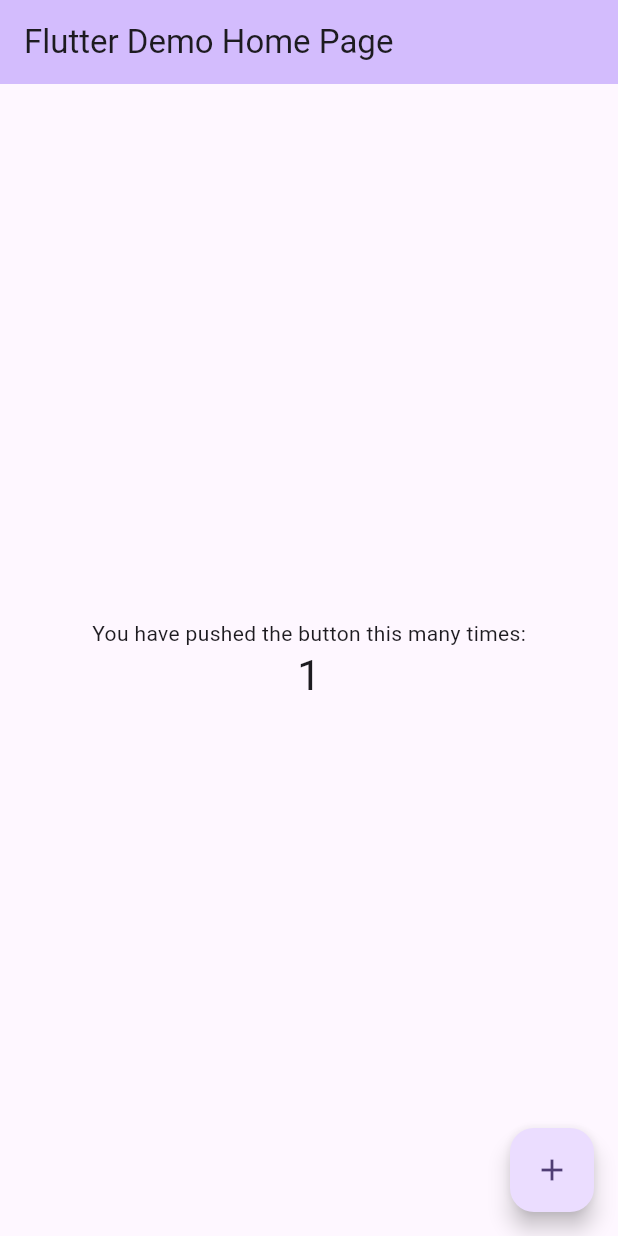
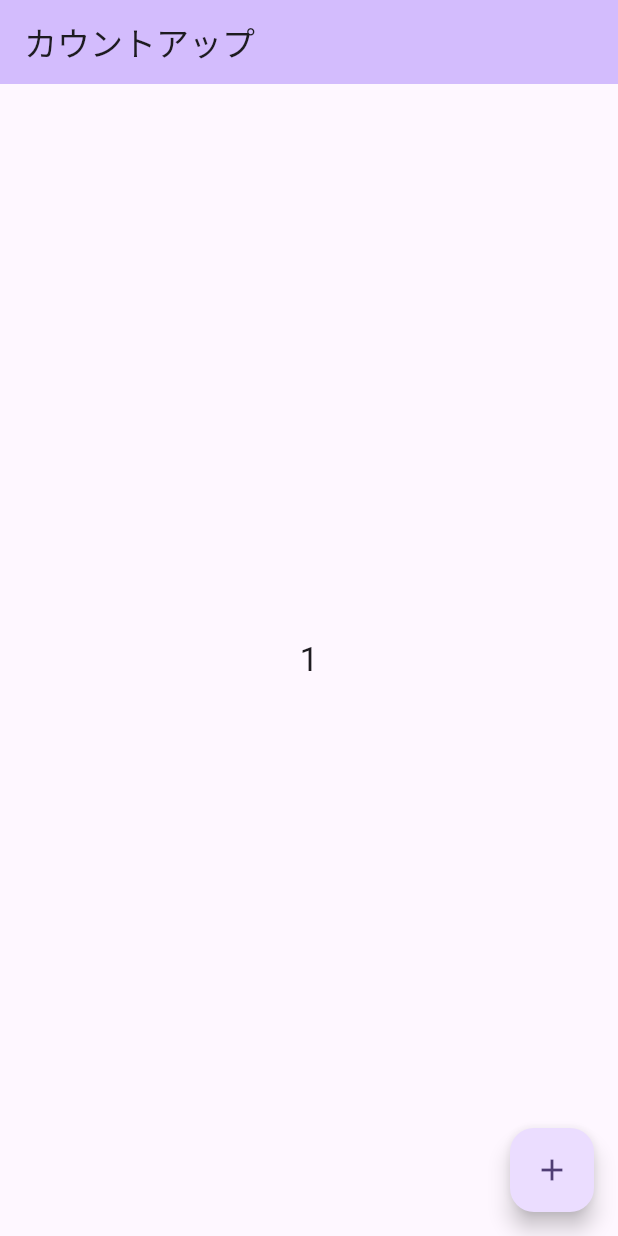
Before and after one commit to fujiki-yuya/flutter_study, a Flutter app: the screen it shows after launch, after a tap on the "add" icon, on a phone screen of 412 x 824 dp. Run offline on Flutter 3.47's test engine with Material 2 defaults, Android fonts, the phone set to English and light mode, and no system bars.

Commit message:
ダイアログ表示、クラス分け

```diff
--- /dev/null
+++ b/lib/count_up.dart
@@ -0,0 +1,61 @@
+import 'package:flutter/material.dart';
+
+class CountUp extends StatefulWidget {
+  const CountUp({Key? key}) : super(key: key);
+
+  @override
+  State<CountUp> createState() => _CountUpState();
+}
+
+class _CountUpState extends State<CountUp> {
+  int _counter = 0;
+
+  void _incrementCounter() {
+    setState(() {
+      if (_counter < 100) {
+        _counter++;
+      } else {
+        showDialog(
+            context: context,
+            builder: (context) {
+              return AlertDialog(
+                title: const Text("エラー"),
+                content: const Text("100が上限です"),
+                actions: [
+                  TextButton(
+                    child: const Text("OK"),
+                    onPressed: () => Navigator.pop(context),
+                  ),
+                ],
+              );
+            });
+      }
+    });
+  }
+
+  @override
+  Widget build(BuildContext context) {
+    return Scaffold(
+      appBar: AppBar(
+        backgroundColor: Theme.of(context).colorScheme.inversePrimary,
+        title: const Text("カウントアップ"),
+      ),
+      body: Center(
+        child: Column(
+          mainAxisAlignment: MainAxisAlignment.center,
+          children: <Widget>[
+            Text(
+              '$_counter',
+              style: Theme.of(context).textTheme.titleLarge,
+            ),
+          ],
+        ),
+      ),
+      floatingActionButton: FloatingActionButton(
+        onPressed: _incrementCounter,
+        tooltip: 'Increment',
+        child: const Icon(Icons.add),
+      ),
+    );
+  }
+}
--- a/lib/main.dart
+++ b/lib/main.dart
@@ -1,125 +1,25 @@
 import 'package:flutter/material.dart';
+
+import 'count_up.dart';
 
 void main() {
   runApp(const MyApp());
 }
 
 class MyApp extends StatelessWidget {
-  const MyApp({super.key});
+  const MyApp({
+    super.key,
+  });
 
-  // This widget is the root of your application.
   @override
   Widget build(BuildContext context) {
     return MaterialApp(
       title: 'Flutter Demo',
       theme: ThemeData(
-        // This is the theme of your application.
-        //
-        // TRY THIS: Try running your application with "flutter run". You'll see
-        // the application has a blue toolbar. Then, without quitting the app,
-        // try changing the seedColor in the colorScheme below to Colors.green
-        // and then invoke "hot reload" (save your changes or press the "hot
-        // reload" button in a Flutter-supported IDE, or press "r" if you used
-        // the command line to start the app).
-        //
-        // Notice that the counter didn't reset back to zero; the application
-        // state is not lost during the reload. To reset the state, use hot
-        // restart instead.
-        //
-        // This works for code too, not just values: Most code changes can be
-        // tested with just a hot reload.
         colorScheme: ColorScheme.fromSeed(seedColor: Colors.deepPurple),
         useMaterial3: true,
       ),
-      home: const MyHomePage(title: 'Flutter Demo Home Page'),
+      home: const CountUp(),
     );
   }
 }
-
-class MyHomePage extends StatefulWidget {
-  const MyHomePage({super.key, required this.title});
-
-  // This widget is the home page of your application. It is stateful, meaning
-  // that it has a State object (defined below) that contains fields that affect
-  // how it looks.
-
-  // This class is the configuration for the state. It holds the values (in this
-  // case the title) provided by the parent (in this case the App widget) and
-  // used by the build method of the State. Fields in a Widget subclass are
-  // always marked "final".
-
-  final String title;
-
-  @override
-  State<MyHomePage> createState() => _MyHomePageState();
-}
-
-class _MyHomePageState extends State<MyHomePage> {
-  int _counter = 0;
-
-  void _incrementCounter() {
-    setState(() {
-      // This call to setState tells the Flutter framework that something has
-      // changed in this State, which causes it to rerun the build method below
-      // so that the display can reflect the updated values. If we changed
-      // _counter without calling setState(), then the build method would not be
-      // called again, and so nothing would appear to happen.
-      _counter++;
-    });
-  }
-
-  @override
-  Widget build(BuildContext context) {
-    // This method is rerun every time setState is called, for instance as done
-    // by the _incrementCounter method above.
-    //
-    // The Flutter framework has been optimized to make rerunning build methods
-    // fast, so that you can just rebuild anything that needs updating rather
-    // than having to individually change instances of widgets.
-    return Scaffold(
-      appBar: AppBar(
-        // TRY THIS: Try changing the color here to a specific color (to
-        // Colors.amber, perhaps?) and trigger a hot reload to see the AppBar
-        // change color while the other colors stay the same.
-        backgroundColor: Theme.of(context).colorScheme.inversePrimary,
-        // Here we take the value from the MyHomePage object that was created by
-        // the App.build method, and use it to set our appbar title.
-        title: Text(widget.title),
-      ),
-      body: Center(
-        // Center is a layout widget. It takes a single child and positions it
-        // in the middle of the parent.
-        child: Column(
-          // Column is also a layout widget. It takes a list of children and
-          // arranges them vertically. By default, it sizes itself to fit its
-          // children horizontally, and tries to be as tall as its parent.
-          //
-          // Column has various properties to control how it sizes itself and
-          // how it positions its children. Here we use mainAxisAlignment to
-          // center the children vertically; the main axis here is the vertical
-          // axis because Columns are vertical (the cross axis would be
-          // horizontal).
-          //
-          // TRY THIS: Invoke "debug painting" (choose the "Toggle Debug Paint"
-          // action in the IDE, or press "p" in the console), to see the
-          // wireframe for each widget.
-          mainAxisAlignment: MainAxisAlignment.center,
-          children: <Widget>[
-            const Text(
-              'You have pushed the button this many times:',
-            ),
-            Text(
-              '$_counter',
-              style: Theme.of(context).textTheme.headlineMedium,
-            ),
-          ],
-        ),
-      ),
-      floatingActionButton: FloatingActionButton(
-        onPressed: _incrementCounter,
-        tooltip: 'Increment',
-        child: const Icon(Icons.add),
-      ), // This trailing comma makes auto-formatting nicer for build methods.
-    );
-  }
-}
```
